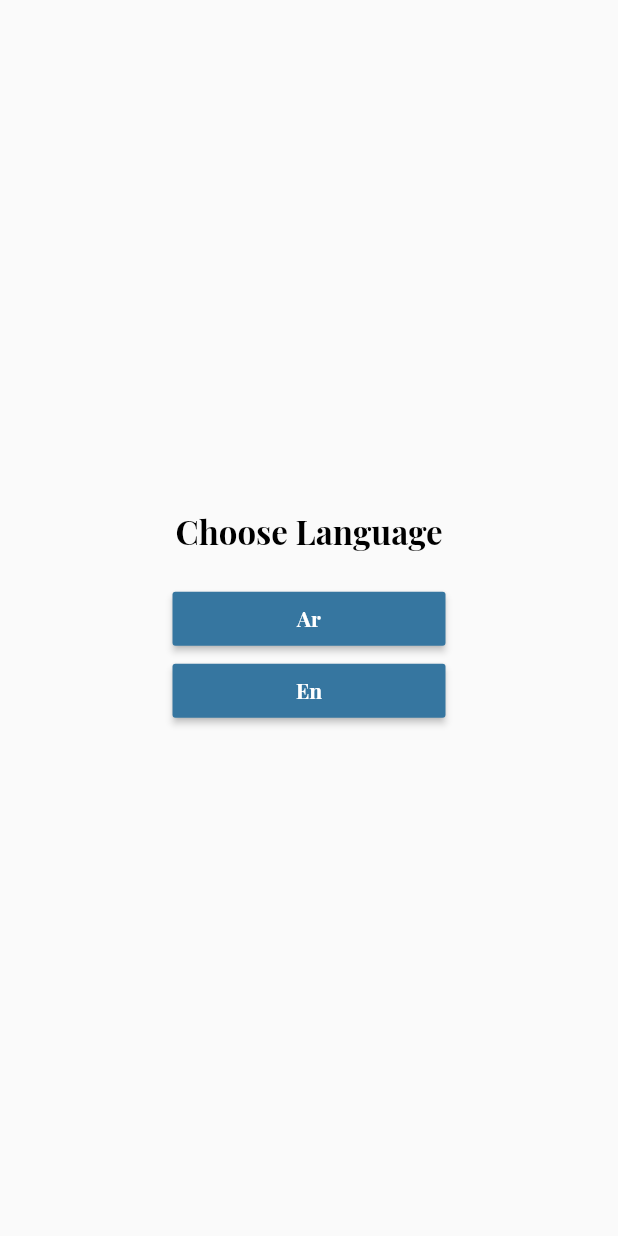
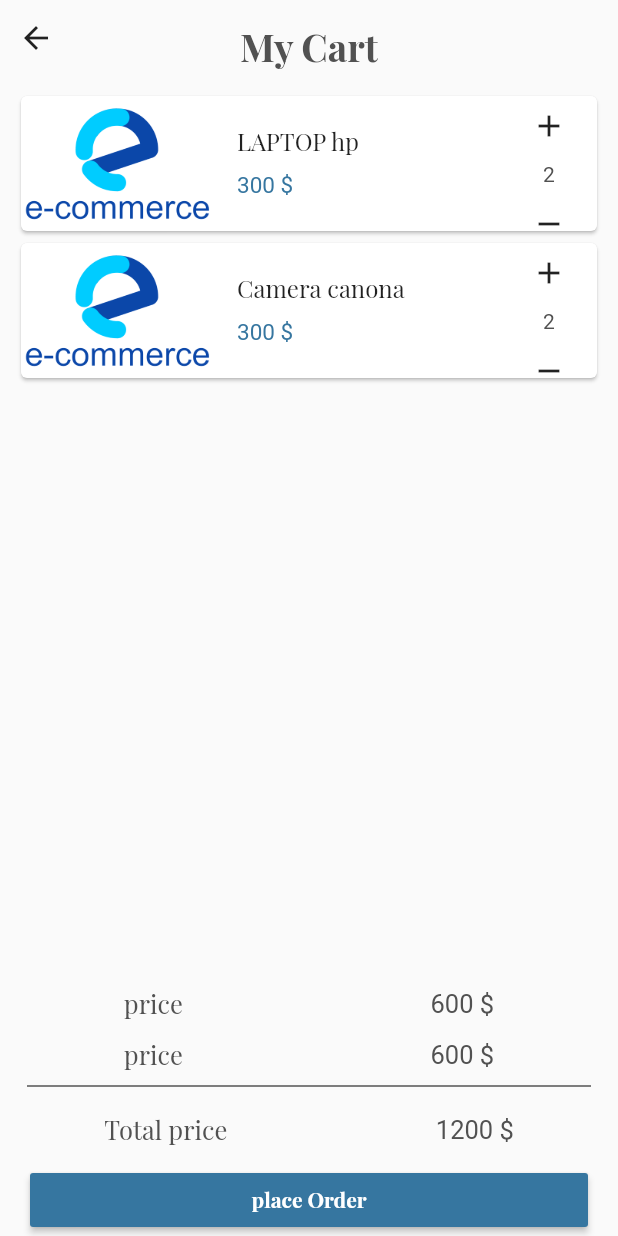
Before and after one commit to adward2013/ecommerce1, a Flutter app: the screen it shows after launch, on a phone screen of 412 x 824 dp. Run offline on Flutter 3.47's test engine with Material 2 defaults, Android fonts, the phone set to English and light mode, and no system bars; our stand-ins replace cached_network_image, dartz, firebase_core, flutter_otp_text_field, flutter_svg, get and 3 more; missing offline and left inert: dart:ffi; accounts and stored records are empty; Roboto replaces fonts that are missing (sans).

Commit message:
ecommerce 4

```diff
--- a/lib/linkapi.dart
+++ b/lib/linkapi.dart
@@ -38,4 +38,7 @@ class AppLink {
    static const String favoriteremove = "$server/favorite/remove.php";
    static const String favoriteview = "$server/favorite/view.php";
    static const String favoritedelete = "$server/favorite/deletefavorite.php";
+
+//----------------------------------cart
+   static const String Cart = "$server/favorite/deletefavorite.php";
 }
--- a/lib/routes.dart
+++ b/lib/routes.dart
@@ -1,4 +1,5 @@
 import 'package:ecommerce/core/constant/routes.dart';
+import 'package:ecommerce/view/cart.dart';
 
 import 'package:ecommerce/view/screen/auth/forgetpassword/forgetpassword.dart';
 import 'package:ecommerce/view/screen/auth/forgetpassword/success_resetpassword.dart';
@@ -24,8 +25,9 @@ import 'core/middleware/mymiddleware.dart';
 List<GetPage<dynamic>>? routes = [
   // Auth
   //GetPage(name: "/", page: () => const Language()),
+  GetPage(name: "/", page: () => const Cart()),
 
-   GetPage(name: "/", page: () => const Language() , middlewares: [ MyMiddleWare()]),
+  // GetPage(name: "/", page: () => const Language() , middlewares: [ MyMiddleWare()]),
 
   //GetPage(name: "/", page: () => const ProductDetails()),
   // GetPage(name: "/", page: () => const TestView() ),
--- /dev/null
+++ b/lib/view/cart.dart
@@ -0,0 +1,172 @@
+import 'package:ecommerce/core/constant/color.dart';
+import 'package:ecommerce/core/constant/imgeasset.dart';
+import 'package:ecommerce/view/widget/cart/custombuttoncart.dart';
+import 'package:flutter/material.dart';
+
+class Cart extends StatelessWidget {
+  const Cart({super.key});
+
+  @override
+  Widget build(BuildContext context) {
+    return Scaffold(
+      bottomNavigationBar: Container(
+          child: Column(
+        mainAxisSize: MainAxisSize.min,
+        children: [
+
+          Row(
+            mainAxisAlignment: MainAxisAlignment.spaceAround,
+            children: [
+              Text("price" , style: TextStyle(fontSize: 17),),
+              Text("600 \$",style: TextStyle(fontSize: 17, fontFamily: "sans"), ),
+          ],),
+          Row(
+            mainAxisAlignment: MainAxisAlignment.spaceAround,
+            children: [
+              Text("price" , style: TextStyle(fontSize: 17),),
+              Text("600 \$",style: TextStyle(fontSize: 17, fontFamily: "sans"), ),
+          ],),
+           Padding(
+             padding: const EdgeInsets.symmetric(horizontal: 18),
+             child: Divider(color: AppColor.black,),
+           ),
+          Row(
+            mainAxisAlignment: MainAxisAlignment.spaceAround,
+            children: [
+              Text("Total price" , style: TextStyle(fontSize: 17),),
+              Text("1200 \$",style: TextStyle(fontSize: 17 , fontFamily: "sans"), ),
+          ],),
+         const SizedBox(height: 10,),
+          CustomButtomCart(
+
+            textbutton: "place Order",
+            onPressed: () {},
+          )
+        ],
+      )),
+      body: ListView(children: [
+        Container(
+          alignment: Alignment.center,
+          child: Row(
+            children: [
+              Expanded(
+                child: Container(
+                    alignment: Alignment.centerLeft,
+                    child: IconButton(
+                      onPressed: () {},
+                      icon: Icon(Icons.arrow_back_outlined),
+                    )),
+              ),
+              Expanded(
+                child: Container(
+                  alignment: Alignment.center,
+                  child: Text(
+                    "My Cart",
+                    style: TextStyle(fontSize: 25, fontWeight: FontWeight.bold),
+                  ),
+                ),
+              ),
+              Spacer(),
+            ],
+          ),
+        ),
+        Container(
+          padding: const EdgeInsets.all(10),
+          child: Column(
+            children: [
+              Card(
+                child: Container(
+                  child: Row(
+                    children: [
+                      Expanded(
+                          flex: 2,
+                          child: Image.asset(
+                            AppImageAsset.logo,
+                            height: 90,
+                            fit: BoxFit.cover,
+                          )),
+                      Expanded(
+                          flex: 3,
+                          child: ListTile(
+                            title: Text("LAPTOP hp "),
+                            subtitle: Text(
+                              "300 \$",
+                              style: TextStyle(
+                                  fontFamily: "sans",
+                                  color: AppColor.primaryColor,
+                                  fontSize: 15),
+                            ),
+                          )),
+                      Expanded(
+                          child: Column(
+                        children: [
+                          Container(
+                              height: 35,
+                              child: IconButton(
+                                  onPressed: () {}, icon: Icon(Icons.add))),
+                          Container(
+                              height: 30,
+                              child: Text(
+                                "2",
+                                style: TextStyle(fontFamily: "sans"),
+                              )),
+                          Container(
+                              height: 25,
+                              child: IconButton(
+                                  onPressed: () {}, icon: Icon(Icons.remove))),
+                        ],
+                      )),
+                    ],
+                  ),
+                ),
+              ),
+              Card(
+                child: Container(
+                  child: Row(
+                    children: [
+                      Expanded(
+                          flex: 2,
+                          child: Image.asset(AppImageAsset.logo,
+                              height: 90, fit: BoxFit.cover)),
+                      Expanded(
+                          flex: 3,
+                          child: ListTile(
+                            title: Text("Camera canona "),
+                            subtitle: Text(
+                              "300 \$",
+                              style: TextStyle(
+                                  fontFamily: "sans",
+                                  color: AppColor.primaryColor,
+                                  fontSize: 15),
+                            ),
+                          )),
+                      Expanded(
+                          child: Column(
+                        children: [
+                          Container(
+                              height: 35,
+                              child: IconButton(
+                                  onPressed: () {}, icon: Icon(Icons.add))),
+                          Container(
+                              height: 30,
+                              child: Text(
+                                "2",
+                                style: TextStyle(fontFamily: "sans"),
+                              )),
+                          Container(
+                              height: 25,
+                              child: IconButton(
+                                  onPressed: () {}, icon: Icon(Icons.remove))),
+                        ],
+                      )),
+                    ],
+                  ),
+                ),
+              ),
+            ],
+          ),
+        )
+      ]),
+    );
+  }
+}
--- /dev/null
+++ b/lib/view/widget/cart/custombuttoncart.dart
@@ -0,0 +1,26 @@
+import 'package:flutter/material.dart';
+
+import '../../../core/constant/color.dart';
+
+class CustomButtomCart extends StatelessWidget {
+  final String textbutton;
+  final  void Function()? onPressed;
+  const CustomButtomCart({Key? key, required this.textbutton, this.onPressed}) : super(key: key);
+
+  @override
+  Widget build(BuildContext context) {
+    return Container(
+      padding: const EdgeInsets.symmetric(horizontal: 20),
+      width: double.infinity,
+      child: MaterialButton(
+        color: AppColor.primaryColor,
+        textColor: Colors.white,
+        onPressed:onPressed ,
+        child:  Text(
+          textbutton,
+          style: const TextStyle(fontWeight: FontWeight.bold),
+        ),
+      ),
+    );
+  }
+}
```
